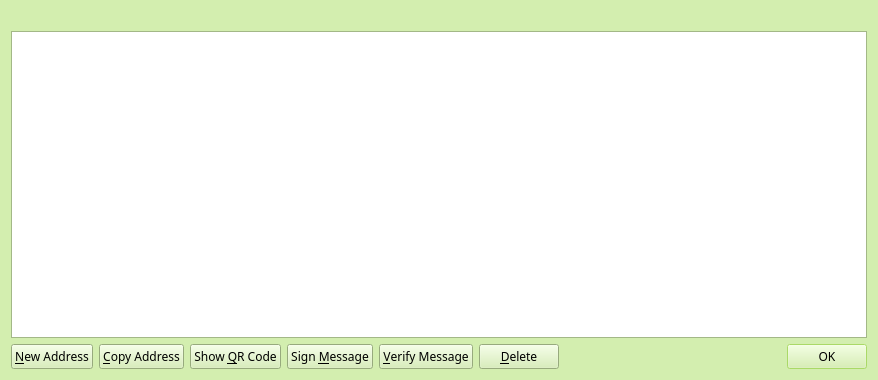
The window that src/qt/forms/addressbookpage.ui (teambean/BeanCash) describes before a commit, drawn with Qt 5.
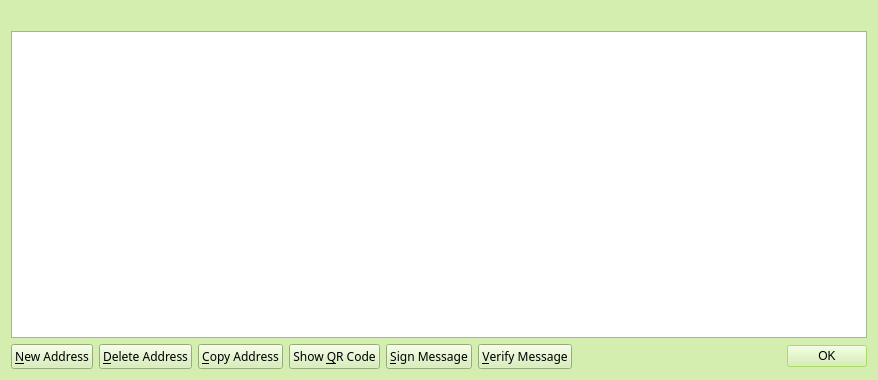
The same window after the commit. Icons and pictures are not drawn.

Patch:
```diff
--- a/src/qt/forms/addressbookpage.ui
+++ b/src/qt/forms/addressbookpage.ui
@@ -277,6 +277,26 @@
        </property>
       </widget>
      </item>
+     <item>
+      <widget class="QPushButton" name="deleteAddress">
+       <property name="font">
+        <font>
+         <family>Sans Serif</family>
+         <pointsize>9</pointsize>
+        </font>
+       </property>
+       <property name="toolTip">
+        <string>Delete the currently selected address from the list</string>
+       </property>
+       <property name="text">
+        <string>&amp;Delete Address</string>
+       </property>
+       <property name="icon">
+        <iconset resource="../beancash.qrc">
+         <normaloff>:/icons/remove</normaloff>:/icons/remove</iconset>
+       </property>
+      </widget>
+     </item>
      <item>
       <widget class="QPushButton" name="copyAddress">
        <property name="font">
@@ -326,7 +346,7 @@
         <string>Sign a message to prove you own a Bean Cash address</string>
        </property>
        <property name="text">
-        <string>Sign &amp;Message</string>
+        <string>&amp;Sign Message</string>
        </property>
        <property name="icon">
         <iconset resource="../beancash.qrc">
@@ -356,53 +376,8 @@
        </property>
       </widget>
      </item>
-     <item>
-      <widget class="QPushButton" name="deleteAddress">
-       <property name="font">
-        <font>
-         <family>Sans Serif</family>
-         <pointsize>9</pointsize>
-        </font>
-       </property>
-       <property name="toolTip">
-        <string>Delete the currently selected address from the list</string>
-       </property>
-       <property name="text">
-        <string>&amp;Delete</string>
-       </property>
-       <property name="icon">
-        <iconset resource="../beancash.qrc">
-         <normaloff>:/icons/remove</normaloff>:/icons/remove</iconset>
-       </property>
-      </widget>
-     </item>
-     <item>
-      <spacer name="horizontalSpacer">
-       <property name="orientation">
-        <enum>Qt::Horizontal</enum>
-       </property>
-       <property name="sizeHint" stdset="0">
-        <size>
-         <width>40</width>
-         <height>20</height>
-        </size>
-       </property>
-      </spacer>
-     </item>
      <item>
       <widget class="QDialogButtonBox" name="buttonBox">
-       <property name="sizePolicy">
-        <sizepolicy hsizetype="Maximum" vsizetype="Fixed">
-         <horstretch>0</horstretch>
-         <verstretch>0</verstretch>
-        </sizepolicy>
-       </property>
-       <property name="font">
-        <font>
-         <family>Sans Serif</family>
-         <pointsize>9</pointsize>
-        </font>
-       </property>
        <property name="standardButtons">
         <set>QDialogButtonBox::Ok</set>
        </property>
```
